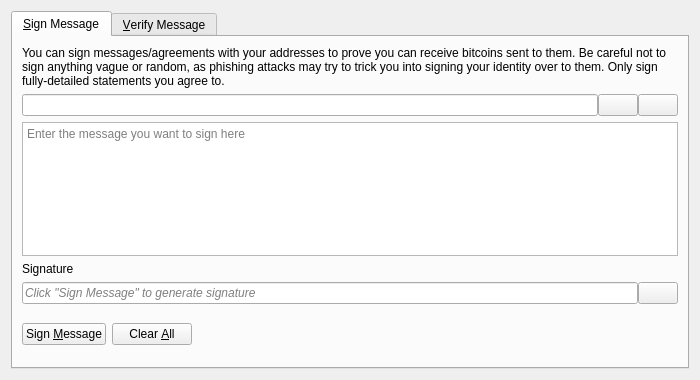
The window that src/qt/forms/signverifymessagedialog.ui (adymoloca/flocoin) describes before a commit, drawn with Qt 5.
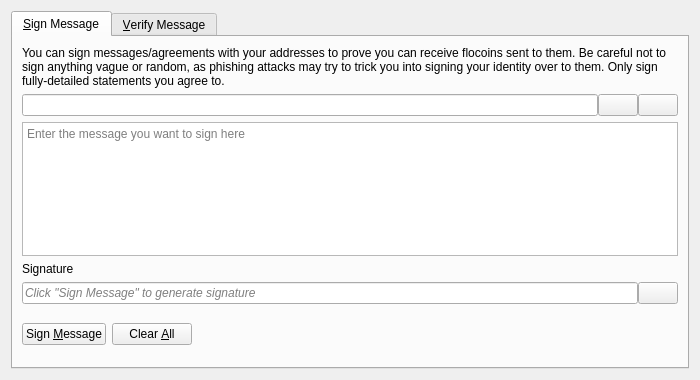
The same window after the commit. Icons and pictures are not drawn. Custom widgets are drawn as their Qt base class.

```diff
--- a/src/qt/forms/signverifymessagedialog.ui
+++ b/src/qt/forms/signverifymessagedialog.ui
@@ -30,7 +30,7 @@
        <item>
         <widget class="QLabel" name="infoLabel_SM">
          <property name="text">
-          <string>You can sign messages/agreements with your addresses to prove you can receive bitcoins sent to them. Be careful not to sign anything vague or random, as phishing attacks may try to trick you into signing your identity over to them. Only sign fully-detailed statements you agree to.</string>
+          <string>You can sign messages/agreements with your addresses to prove you can receive flocoins sent to them. Be careful not to sign anything vague or random, as phishing attacks may try to trick you into signing your identity over to them. Only sign fully-detailed statements you agree to.</string>
          </property>
          <property name="textFormat">
           <enum>Qt::PlainText</enum>
```
Left out of the diff: 26 changed lines with no effect on the pictures.
